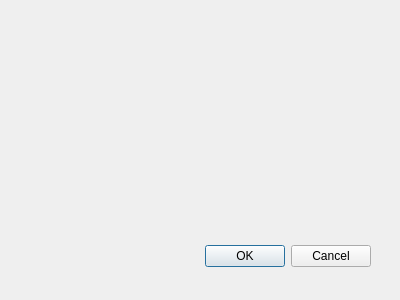
Before: the Qt Designer form Forms/formtreatment.ui in motherlode-cmd/psyhoQt, drawn with Qt 5.
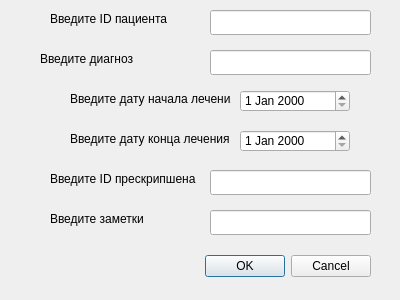
After: the same form once the commit is applied.

Diff of the .ui file:
```diff
--- a/Forms/formtreatment.ui
+++ b/Forms/formtreatment.ui
@@ -13,11 +13,123 @@
   <property name="windowTitle">
    <string>Dialog</string>
   </property>
+  <widget class="QDateEdit" name="dateEdit_end_date">
+   <property name="geometry">
+    <rect>
+     <x>240</x>
+     <y>130</y>
+     <width>110</width>
+     <height>22</height>
+    </rect>
+   </property>
+  </widget>
+  <widget class="QLabel" name="label_6">
+   <property name="geometry">
+    <rect>
+     <x>50</x>
+     <y>210</y>
+     <width>151</width>
+     <height>17</height>
+    </rect>
+   </property>
+   <property name="text">
+    <string>Введите заметки</string>
+   </property>
+  </widget>
+  <widget class="QLabel" name="label_2">
+   <property name="geometry">
+    <rect>
+     <x>40</x>
+     <y>50</y>
+     <width>161</width>
+     <height>17</height>
+    </rect>
+   </property>
+   <property name="text">
+    <string>Введите диагноз </string>
+   </property>
+  </widget>
+  <widget class="QLineEdit" name="lineEdit_patient_id">
+   <property name="geometry">
+    <rect>
+     <x>210</x>
+     <y>10</y>
+     <width>161</width>
+     <height>25</height>
+    </rect>
+   </property>
+  </widget>
+  <widget class="QLineEdit" name="lineEdit_note">
+   <property name="geometry">
+    <rect>
+     <x>210</x>
+     <y>210</y>
+     <width>161</width>
+     <height>25</height>
+    </rect>
+   </property>
+  </widget>
+  <widget class="QLabel" name="label_5">
+   <property name="geometry">
+    <rect>
+     <x>50</x>
+     <y>170</y>
+     <width>151</width>
+     <height>17</height>
+    </rect>
+   </property>
+   <property name="text">
+    <string>Введите ID прескрипшена</string>
+   </property>
+  </widget>
+  <widget class="QLabel" name="label_4">
+   <property name="geometry">
+    <rect>
+     <x>70</x>
+     <y>130</y>
+     <width>161</width>
+     <height>17</height>
+    </rect>
+   </property>
+   <property name="text">
+    <string>Введите дату конца лечения</string>
+   </property>
+  </widget>
+  <widget class="QLineEdit" name="lineEdit_diagnosis">
+   <property name="geometry">
+    <rect>
+     <x>210</x>
+     <y>50</y>
+     <width>161</width>
+     <height>25</height>
+    </rect>
+   </property>
+  </widget>
+  <widget class="QDateEdit" name="dateEdit_start_date">
+   <property name="geometry">
+    <rect>
+     <x>240</x>
+     <y>90</y>
+     <width>110</width>
+     <height>22</height>
+    </rect>
+   </property>
+  </widget>
+  <widget class="QLineEdit" name="lineEdit_prescription_id">
+   <property name="geometry">
+    <rect>
+     <x>210</x>
+     <y>170</y>
+     <width>161</width>
+     <height>25</height>
+    </rect>
+   </property>
+  </widget>
   <widget class="QDialogButtonBox" name="buttonBox">
    <property name="geometry">
     <rect>
      <x>30</x>
-     <y>240</y>
+     <y>250</y>
      <width>341</width>
      <height>32</height>
     </rect>
@@ -29,6 +141,32 @@
     <set>QDialogButtonBox::StandardButton::Cancel|QDialogButtonBox::StandardButton::Ok</set>
    </property>
   </widget>
+  <widget class="QLabel" name="label">
+   <property name="geometry">
+    <rect>
+     <x>50</x>
+     <y>10</y>
+     <width>151</width>
+     <height>17</height>
+    </rect>
+   </property>
+   <property name="text">
+    <string>Введите ID пациента</string>
+   </property>
+  </widget>
+  <widget class="QLabel" name="label_3">
+   <property name="geometry">
+    <rect>
+     <x>70</x>
+     <y>90</y>
+     <width>161</width>
+     <height>17</height>
+    </rect>
+   </property>
+   <property name="text">
+    <string>Введите дату начала лечения</string>
+   </property>
+  </widget>
  </widget>
  <resources/>
  <connections>
```
Left out of the diff: 35 changed lines with no effect on the pictures.
